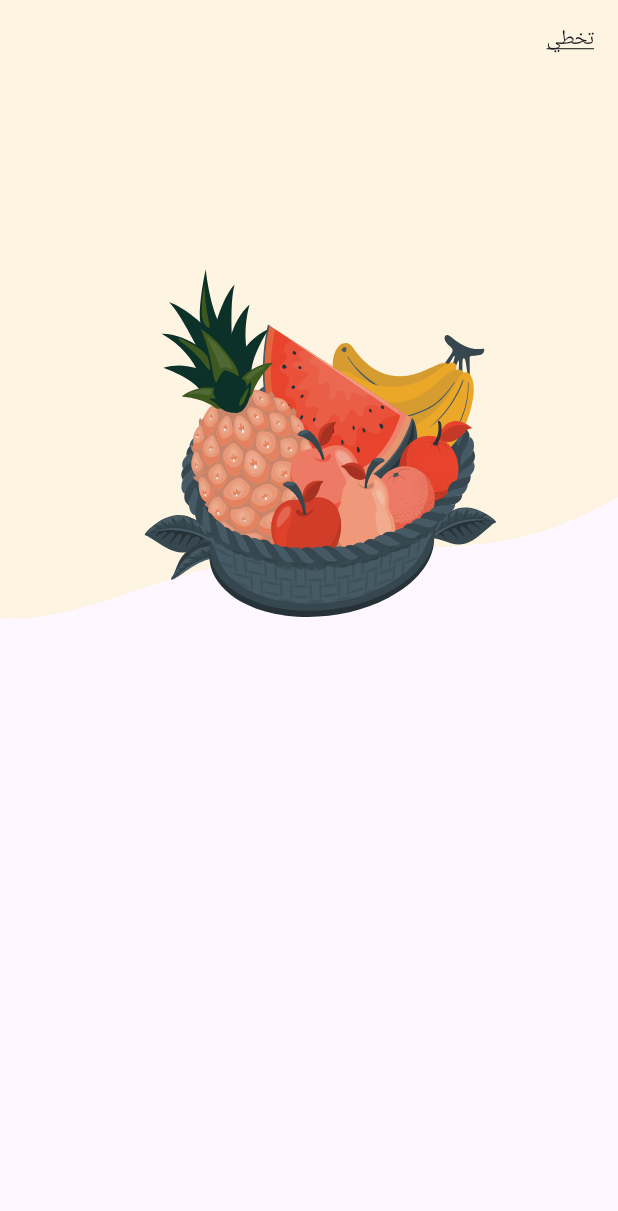
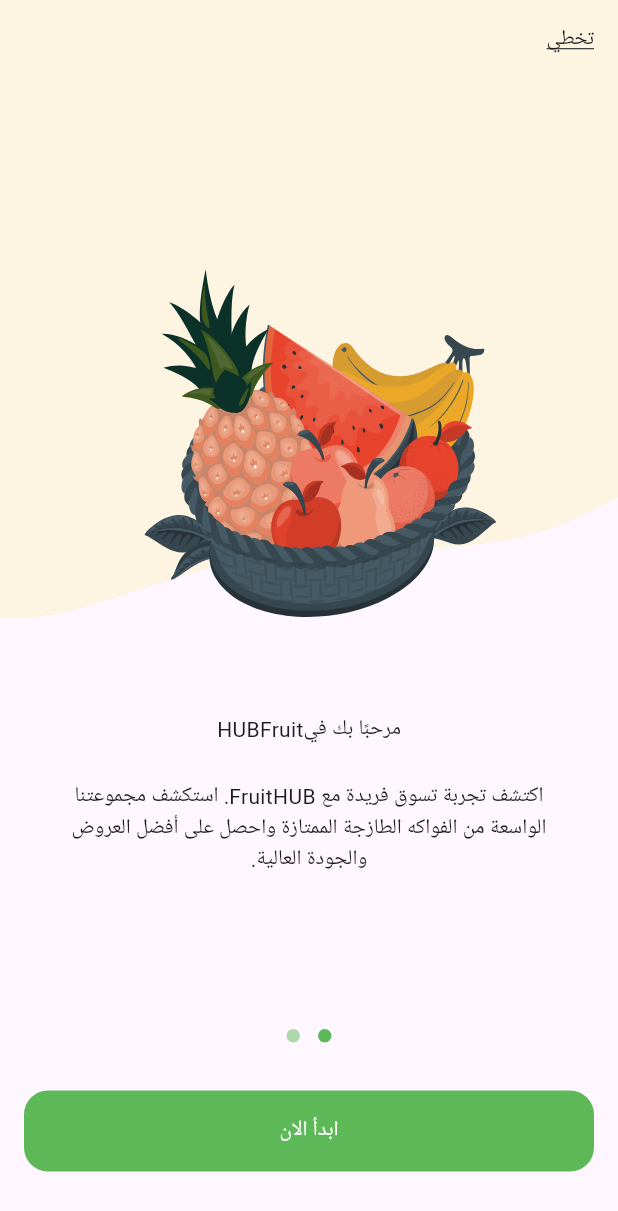
Before and after one commit to wael-saif23/fruit-hub, a Flutter app: the screen it shows after launch, on a phone screen of 412 x 824 dp. Shown: the top 1211 px of the screen. Run offline on Flutter 3.47's test engine with Material 3 defaults, Android fonts, the phone set to English and light mode, and no system bars; drawn by our look-alikes of dots_indicator; our stand-ins replace flutter_svg.

Commit message:
**finsh ui onbourdnig** * added the secound page * add dot indecator backages and in ui * create custom button and add it in ui

```diff
--- /dev/null
+++ b/lib/context.dart
@@ -0,0 +1 @@
+ const KHorizontalPadding = 16.0;
--- /dev/null
+++ b/lib/core/utils/app_colors.dart
@@ -0,0 +1,5 @@
+import 'package:flutter/material.dart';
+
+abstract class  AppColors {
+  static const Color primaryColor = Color(0xFF5DB957);
+  }
--- /dev/null
+++ b/lib/core/widgets/custom_buttom.dart
@@ -0,0 +1,28 @@
+import 'package:flutter/material.dart';
+import 'package:fruits_hub/core/utils/app_colors.dart';
+
+class CustomButton extends StatelessWidget {
+  const CustomButton({super.key, required this.onPressed, required this.text});
+  final VoidCallback onPressed;
+  final String text;
+  @override
+  Widget build(BuildContext context) {
+    return SizedBox(
+      width: double.infinity,
+      height: 54,
+      child: TextButton(
+          onPressed: onPressed,
+          style: TextButton.styleFrom(
+              backgroundColor: AppColors.primaryColor,
+              shape: RoundedRectangleBorder(
+                borderRadius: BorderRadius.circular(16),
+              )),
+          child: Text(
+            text,
+            style: const TextStyle(
+              color: Colors.white,
+            ),
+          )),
+    );
+  }
+}
--- a/lib/features/on_boarding/presentation/views/widgets/on_boarding_page_view.dart
+++ b/lib/features/on_boarding/presentation/views/widgets/on_boarding_page_view.dart
@@ -15,6 +15,7 @@ class OnBoardingPageView extends StatelessWidget {
           subtitle:
               "اكتشف تجربة تسوق فريدة مع FruitHUB. استكشف مجموعتنا الواسعة من الفواكه الطازجة الممتازة واحصل على أفضل العروض والجودة العالية.",
           title: Row(
+            mainAxisAlignment: MainAxisAlignment.center,
             children: [
               Text(
                 "مرحبًا بك في",
@@ -28,6 +29,23 @@ class OnBoardingPageView extends StatelessWidget {
             ],
           ),
         ),
+        PageViewItem(
+          image: Assets.photosOnBoardingView2ImagePineapple,
+          backgroundImage: Assets.photosOnboardingview2BackgroundImage,
+          subtitle:
+              "نقدم لك أفضل الفواكه المختارة بعناية. اطلع على التفاصيل والصور والتقييمات لتتأكد من اختيار الفاكهة المثالية",
+          title: Text(
+            'ابحث وتسوق',
+            textAlign: TextAlign.center,
+            style: TextStyle(
+              color: Color(0xFF0C0D0D),
+              fontSize: 23,
+              fontFamily: 'Cairo',
+              fontWeight: FontWeight.w700,
+              height: 0,
+            ),
+          ),
+        ),
       ],
     );
   }
--- a/lib/features/on_boarding/presentation/views/widgets/on_boarding_view_body.dart
+++ b/lib/features/on_boarding/presentation/views/widgets/on_boarding_view_body.dart
@@ -1,4 +1,8 @@
+import 'package:dots_indicator/dots_indicator.dart';
 import 'package:flutter/material.dart';
+import 'package:fruits_hub/context.dart';
+import 'package:fruits_hub/core/utils/app_colors.dart';
+import 'package:fruits_hub/core/widgets/custom_buttom.dart';
 import 'package:fruits_hub/features/on_boarding/presentation/views/widgets/on_boarding_page_view.dart';
 
 class OnBoardingViewBody extends StatelessWidget {
@@ -6,9 +10,29 @@ class OnBoardingViewBody extends StatelessWidget {
 
   @override
   Widget build(BuildContext context) {
-    return const Column(
+    return Column(
       children: [
-        Expanded(child: OnBoardingPageView()),
+        const Expanded(child: OnBoardingPageView()),
+        DotsIndicator(
+          dotsCount: 2,
+          decorator: DotsDecorator(
+            color: AppColors.primaryColor.withOpacity(0.5), // Inactive color
+            activeColor: AppColors.primaryColor,
+          ),
+        ),
+        const SizedBox(
+          height: 26,
+        ),
+        Padding(
+          padding: const EdgeInsets.symmetric(horizontal: KHorizontalPadding),
+          child: CustomButton(
+            onPressed: () {},
+            text: 'ابدأ الان',
+          ),
+        ),
+        const SizedBox(
+          height: 43,
+        ),
       ],
     );
   }
--- a/lib/features/on_boarding/presentation/views/widgets/page_view_item.dart
+++ b/lib/features/on_boarding/presentation/views/widgets/page_view_item.dart
@@ -48,6 +48,20 @@ class PageViewItem extends StatelessWidget {
             ],
           ),
         ),
+        const SizedBox(
+          height: 64,
+        ),
+        title,
+        const SizedBox(
+          height: 24,
+        ),
+        Padding(
+          padding: const EdgeInsets.symmetric(horizontal: 37),
+          child: Text(
+            subtitle,
+            textAlign: TextAlign.center,
+          ),
+        ),
       ],
     );
   }
```
Also changed, not shown: pubspec.yaml (+2 -6 lines), pubspec.lock.
